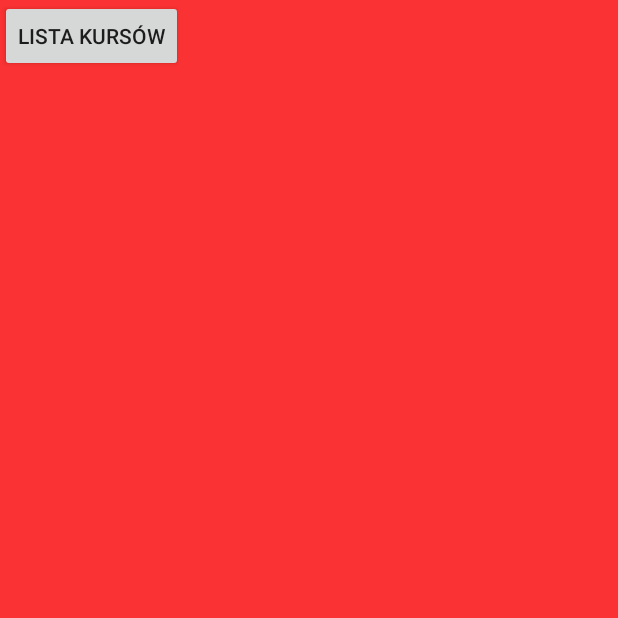
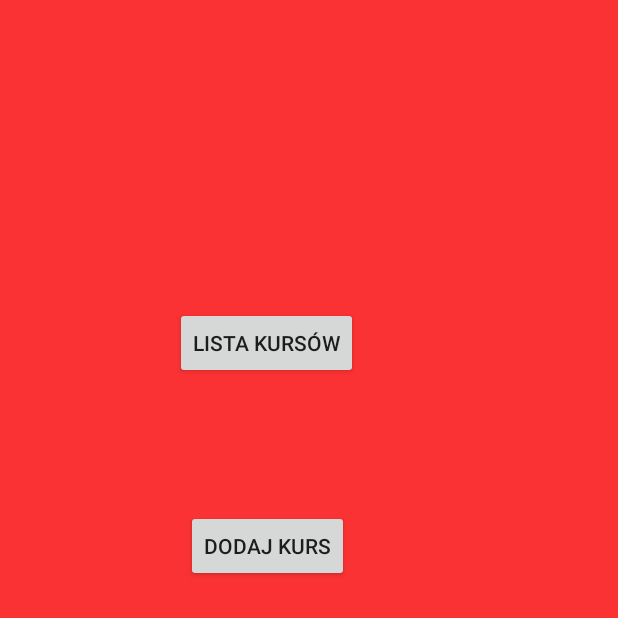
Before and after one commit to masslany/-PAdTM-Langusta, an Android app: the screen it shows after launch (MainActivity), on a phone screen of 412 x 824 dp, the top half of it. Run offline under Robolectric (Android 15) with nearby library versions, the light colour scheme and no system bars.

Commit message:
Added button to navigate to courseAddFragment on HomeFragment

```diff
--- a/app/src/main/java/com/example/mobilne_projekt/ui/CourseEditFragment.kt
+++ b/app/src/main/java/com/example/mobilne_projekt/ui/CourseEditFragment.kt
@@ -1,11 +1,11 @@
 package com.example.mobilne_projekt.ui
 
-import androidx.lifecycle.ViewModelProviders
 import android.os.Bundle
 import androidx.fragment.app.Fragment
 import android.view.LayoutInflater
 import android.view.View
 import android.view.ViewGroup
+import androidx.lifecycle.ViewModelProvider
 
 import com.example.mobilne_projekt.R
 
@@ -26,7 +26,7 @@ class CourseEditFragment : Fragment() {
 
     override fun onActivityCreated(savedInstanceState: Bundle?) {
         super.onActivityCreated(savedInstanceState)
-        viewModel = ViewModelProviders.of(this).get(CourseEditViewModel::class.java)
+        viewModel = ViewModelProvider(this).get(CourseEditViewModel::class.java)
         // TODO: Use the ViewModel
     }
 
--- a/app/src/main/java/com/example/mobilne_projekt/ui/HomeFragment.kt
+++ b/app/src/main/java/com/example/mobilne_projekt/ui/HomeFragment.kt
@@ -39,11 +39,13 @@ class HomeFragment : Fragment(), View.OnClickListener {
         super.onViewCreated(view, savedInstanceState)
         navController = Navigation.findNavController(view)
         courseListButton.setOnClickListener(this)
+        addCourseButton.setOnClickListener(this)
     }
 
     override fun onClick(v: View?) {
         when(v!!.id) {
             R.id.courseListButton -> navController!!.navigate(R.id.action_homeFragment_to_courseListFragment)
+            R.id.addCourseButton -> navController!!.navigate(R.id.action_homeFragment_to_courseAddFragment)
         }
     }
 
--- a/app/src/main/res/layout/activity_main.xml
+++ b/app/src/main/res/layout/activity_main.xml
@@ -14,8 +14,10 @@
         app:defaultNavHost="true"
         app:layout_constraintBottom_toBottomOf="parent"
         app:layout_constraintEnd_toEndOf="parent"
+        app:layout_constraintHorizontal_bias="0.0"
         app:layout_constraintStart_toStartOf="parent"
         app:layout_constraintTop_toTopOf="parent"
+        app:layout_constraintVertical_bias="0.0"
         app:navGraph="@navigation/nav_graph" />
 
 </androidx.constraintlayout.widget.ConstraintLayout>
--- a/app/src/main/res/layout/home_fragment.xml
+++ b/app/src/main/res/layout/home_fragment.xml
@@ -1,5 +1,6 @@
 <?xml version="1.0" encoding="utf-8"?>
-<FrameLayout xmlns:android="http://schemas.android.com/apk/res/android"
+<androidx.constraintlayout.widget.ConstraintLayout xmlns:android="http://schemas.android.com/apk/res/android"
+    xmlns:app="http://schemas.android.com/apk/res-auto"
     xmlns:tools="http://schemas.android.com/tools"
     android:layout_width="match_parent"
     android:layout_height="match_parent"
@@ -7,10 +8,28 @@
     tools:context=".ui.HomeFragment">
 
     <Button
+        android:id="@+id/courseListButton"
         android:layout_width="wrap_content"
         android:layout_height="wrap_content"
+        android:layout_marginTop="180dp"
         android:text="Lista kursów"
-        android:id="@+id/courseListButton" />
+        app:layout_constraintBottom_toTopOf="@+id/addCourseButton"
+        app:layout_constraintEnd_toEndOf="parent"
+        app:layout_constraintHorizontal_bias="0.402"
+        app:layout_constraintStart_toStartOf="parent"
+        app:layout_constraintTop_toTopOf="parent"
+        app:layout_constraintVertical_bias="0.219" />
+
+    <Button
+        android:id="@+id/addCourseButton"
+        android:layout_width="wrap_content"
+        android:layout_height="wrap_content"
+        android:layout_marginBottom="436dp"
+        android:text="Dodaj kurs"
+        app:layout_constraintBottom_toBottomOf="parent"
+        app:layout_constraintEnd_toEndOf="parent"
+        app:layout_constraintHorizontal_bias="0.409"
+        app:layout_constraintStart_toStartOf="parent" />
 
 
-</FrameLayout>
+</androidx.constraintlayout.widget.ConstraintLayout>
```
